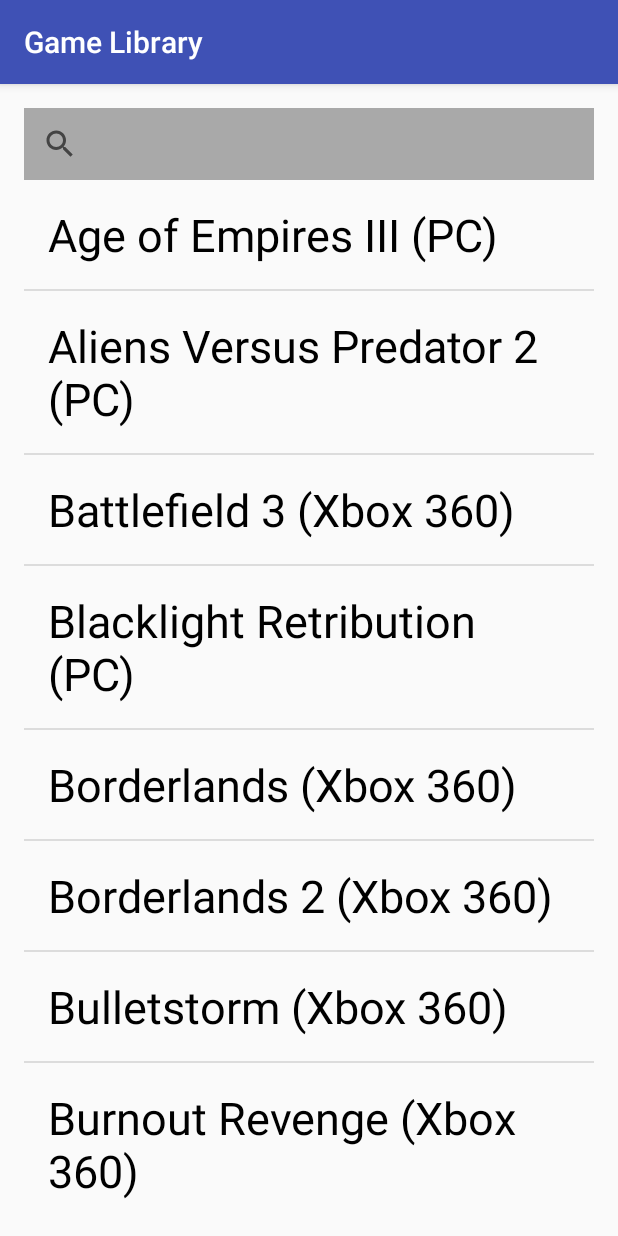
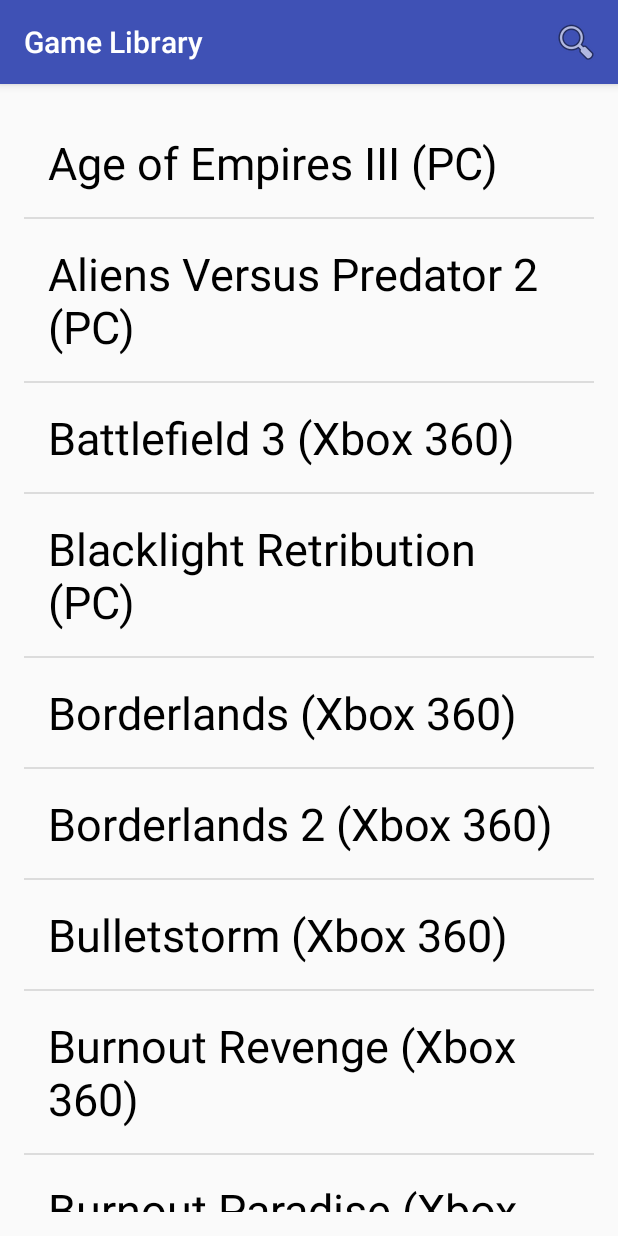
Before and after one commit to changwinstonr/Game-Library, an Android app: the screen it shows after launch (MainActivity), on a phone screen of 412 x 824 dp. Run offline under Robolectric (Android 15) with nearby library versions, the phone set to English and light mode, and no system bars.

Commit message:
Works: Searchable.

```diff
--- a/app/src/main/java/winston/gameLibrary/Games.java
+++ b/app/src/main/java/winston/gameLibrary/GamesGlobalActivity.java
@@ -1,6 +1,8 @@
 package winston.gameLibrary;
 
-public class Games {
+import android.support.v7.app.AppCompatActivity;
+
+public class GamesGlobalActivity extends AppCompatActivity{
     //per Graeme's advice. variables globalized
     private String m_id;
     private String mName;
--- a/app/src/main/java/winston/gameLibrary/MainActivity.java
+++ b/app/src/main/java/winston/gameLibrary/MainActivity.java
@@ -4,6 +4,7 @@ import android.app.SearchManager;
 import android.content.Context;
 import android.content.Intent;
 import android.database.Cursor;
+import android.database.DatabaseUtils;
 import android.os.Bundle;
 import android.support.v7.app.AppCompatActivity;
 import android.support.v7.widget.SearchView;
@@ -23,17 +24,17 @@ public class MainActivity extends AppCompatActivity {
     CursorAdapter adapter;
     ListView listView;
 
-    ArrayList<Games> gamesDetail;
+    ArrayList<GamesGlobalActivity> gamesDetail;
 
     //fatboyslim menu
-    //@Override
-    public boolean OnCreateMenu (Menu menu){
+    @Override
+    public boolean onCreateOptionsMenu (Menu menu){
         MenuInflater inflater = getMenuInflater();
         inflater.inflate(R.menu.menu, menu);
 
         //reference for searchable
         SearchManager searchManager = (SearchManager) getSystemService(Context.SEARCH_SERVICE);
-        SearchView searchView = (SearchView) menu.findItem(R.id.searchView).getActionView();
+        SearchView searchView = (SearchView) menu.findItem(R.id.searchmenu).getActionView();
         searchView.setSearchableInfo(searchManager.getSearchableInfo(getComponentName()));
         return true;
     }
@@ -47,11 +48,14 @@ public class MainActivity extends AppCompatActivity {
     private void handleIntent(Intent intent){
         if(Intent.ACTION_SEARCH.equals(intent.getAction())){
             String query = intent.getStringExtra(SearchManager.QUERY);
-            Cursor cursor = GameSQLiteDatabaseHelper.getInstance(MainActivity.this).searchLibrary(query);
+            Cursor cursorSearch = GameSQLiteDatabaseHelper.getInstance(MainActivity.this).searchLibrary(query);
             //second swapCursor on the intent
-            adapter.swapCursor(cursor);
+            DatabaseUtils.dumpCursor(cursorSearch);
+            adapter.swapCursor(cursorSearch);
+
+        //if
+        //if(cursorSearch.getCount() == 0)
         }
-
     }
 
     @Override
@@ -62,24 +66,24 @@ public class MainActivity extends AppCompatActivity {
         listView = (ListView) findViewById(R.id.game_List_View);
 
         //cursed cursors
-        Cursor cursor = GameSQLiteDatabaseHelper.getInstance(this).listGames();
+        Cursor cursorSearch = GameSQLiteDatabaseHelper.getInstance(this).listGames();
 
-        gamesDetail = new ArrayList<Games>();
+        gamesDetail = new ArrayList<GamesGlobalActivity>();
 
-        for (cursor.moveToFirst();!cursor.isAfterLast();cursor.moveToNext()){
-            Games addGame = new Games();
-                addGame.setmName(cursor.getString(cursor.getColumnIndex("name")));
-                addGame.setmGenre(cursor.getString(cursor.getColumnIndex("genre")));
-                addGame.setmRelease(cursor.getString(cursor.getColumnIndex("release")));
-                addGame.setmBlurb(cursor.getString(cursor.getColumnIndex("blurb")));
+        for (cursorSearch.moveToFirst();!cursorSearch.isAfterLast();cursorSearch.moveToNext()){
+            GamesGlobalActivity addGame = new GamesGlobalActivity();
+                addGame.setmName(cursorSearch.getString(cursorSearch.getColumnIndex("name")));
+                addGame.setmGenre(cursorSearch.getString(cursorSearch.getColumnIndex("genre")));
+                addGame.setmRelease(cursorSearch.getString(cursorSearch.getColumnIndex("release")));
+                addGame.setmBlurb(cursorSearch.getString(cursorSearch.getColumnIndex("blurb")));
 
             gamesDetail.add(addGame);
         }
         //curse these cursoradapters
         if (adapter == null){
-            adapter = new CursorAdapter(this, cursor, 1) {
+            adapter = new CursorAdapter(this, cursorSearch, 0) {
                 @Override
-                public View newView(Context context, Cursor cursor, ViewGroup viewGroup) {
+                public View newView(Context context, Cursor cursorSearch, ViewGroup viewGroup) {
                     //fatboyslim xml
                     LayoutInflater layoutInflater = LayoutInflater.from(context);
                     View view = layoutInflater.inflate(R.layout.activity_games, viewGroup, false);
@@ -88,9 +92,9 @@ public class MainActivity extends AppCompatActivity {
 
                 @Override
                 //CustomLayout
-                public void bindView(View view, Context context, Cursor cursor) {
+                public void bindView(View view, Context context, Cursor cursorSearch) {
                     TextView gameName = (TextView) view.findViewById(R.id.GameName);
-                    String games = cursor.getString(cursor.getColumnIndex("name"));
+                    String games = cursorSearch.getString(cursorSearch.getColumnIndex("name"));
                     gameName.setText(games);
                 }
             };
@@ -98,7 +102,7 @@ public class MainActivity extends AppCompatActivity {
             listView.setAdapter(adapter);
         }else{
             //Swap in a new Cursor, returning the old Cursor.
-            adapter.swapCursor(cursor);
+            adapter.swapCursor(cursorSearch);
         }
 
         //Listen for clicky, clicky, tappy, tappy onItem
@@ -106,13 +110,13 @@ public class MainActivity extends AppCompatActivity {
         listView.setOnItemClickListener(new AdapterView.OnItemClickListener() {
             @Override
             public void onItemClick(AdapterView<?> parent, View view, int position, long id){
-                Cursor cursor = adapter.getCursor();
-                cursor.moveToPosition(position);
+                Cursor cursorSearch = adapter.getCursor();
+                cursorSearch.moveToPosition(position);
                 Intent intent = new Intent(MainActivity.this, DetailActivity.class);
-                intent.putExtra("name", cursor.getString(cursor.getColumnIndex(GameSQLiteDatabaseHelper.COL_NAME)));
-                intent.putExtra("genre", cursor.getString(cursor.getColumnIndex(GameSQLiteDatabaseHelper.COL_GENRE)));
-                intent.putExtra("release", cursor.getString(cursor.getColumnIndex(GameSQLiteDatabaseHelper.COL_RELEASE)));
-                intent.putExtra("blurb", cursor.getString(cursor.getColumnIndex(GameSQLiteDatabaseHelper.COL_BLURB)));
+                intent.putExtra("name", cursorSearch.getString(cursorSearch.getColumnIndex(GameSQLiteDatabaseHelper.COL_NAME)));
+                intent.putExtra("genre", cursorSearch.getString(cursorSearch.getColumnIndex(GameSQLiteDatabaseHelper.COL_GENRE)));
+                intent.putExtra("release", cursorSearch.getString(cursorSearch.getColumnIndex(GameSQLiteDatabaseHelper.COL_RELEASE)));
+                intent.putExtra("blurb", cursorSearch.getString(cursorSearch.getColumnIndex(GameSQLiteDatabaseHelper.COL_BLURB)));
 
                 startActivity(intent);
             }
--- a/app/src/main/res/layout/activity_main.xml
+++ b/app/src/main/res/layout/activity_main.xml
@@ -10,15 +10,15 @@
     android:paddingTop="@dimen/activity_vertical_margin"
     tools:context="winston.gameLibrary.MainActivity">
 
-    <SearchView
-        android:id="@+id/searchView"
-        android:layout_width="match_parent"
-        android:layout_height="wrap_content"
-        android:queryHint="[Name, Genre, YYYY-MM-DD]"
-        android:layout_alignParentTop="true"
-        android:layout_alignParentRight="true"
-        android:layout_alignParentEnd="true"
-        android:background="#A9A9A9"/>
+    <!--<SearchView-->
+        <!--android:id="@+id/searchView"-->
+        <!--android:layout_width="match_parent"-->
+        <!--android:layout_height="wrap_content"-->
+        <!--android:queryHint="[Name, Genre, YYYY-MM-DD]"-->
+        <!--android:layout_alignParentTop="true"-->
+        <!--android:layout_alignParentRight="true"-->
+        <!--android:layout_alignParentEnd="true"-->
+        <!--android:background="#A9A9A9"/>-->
 
     <!--<TextView
         android:id="@+id/game_Text_View"
--- a/app/src/main/res/menu/menu.xml
+++ b/app/src/main/res/menu/menu.xml
@@ -2,7 +2,7 @@
 <menu xmlns:android="http://schemas.android.com/apk/res/android"
     xmlns:app="http://schemas.android.com/apk/res-auto">
     <item android:id="@+id/searchmenu"
-        android:title="Search..."
+        android:title="@string/search"
         android:icon="@android:drawable/ic_menu_search"
         app:showAsAction="collapseActionView|ifRoom"
         app:actionViewClass="android.support.v7.widget.SearchView" />
--- a/app/src/main/res/values/strings.xml
+++ b/app/src/main/res/values/strings.xml
@@ -1,3 +1,6 @@
 <resources>
-    <string name="app_name">ticTacToe</string>
+    <string name="app_name">gameLibrary</string>
+    <string name="search_label">Game Library</string>
+    <string name="search_hint">[Name, Platform, Genre, YYYY-MM-DD]</string>
+    <string name="search">Search...</string>
 </resources>
--- a/app/src/main/res/xml/searchable.xml
+++ b/app/src/main/res/xml/searchable.xml
@@ -1,5 +1,5 @@
 <?xml version="1.0" encoding="utf-8"?>
-<searchable xmlns:android="http://schemas.android.com/apk/res/android">
-    android:label="Game Library"
-    android:hint="[Name, Platform, Genre, YYYY-MM-DD]">
+<searchable xmlns:android="http://schemas.android.com/apk/res/android"
+    android:label="@string/search_label"
+    android:hint="@string/search_hint">
 </searchable>
```
Also changed, not shown: app/src/main/AndroidManifest.xml (+9 -4 lines), app/src/main/java/winston/gameLibrary/GameSQLiteDatabaseHelper.java (+7 -6 lines).
